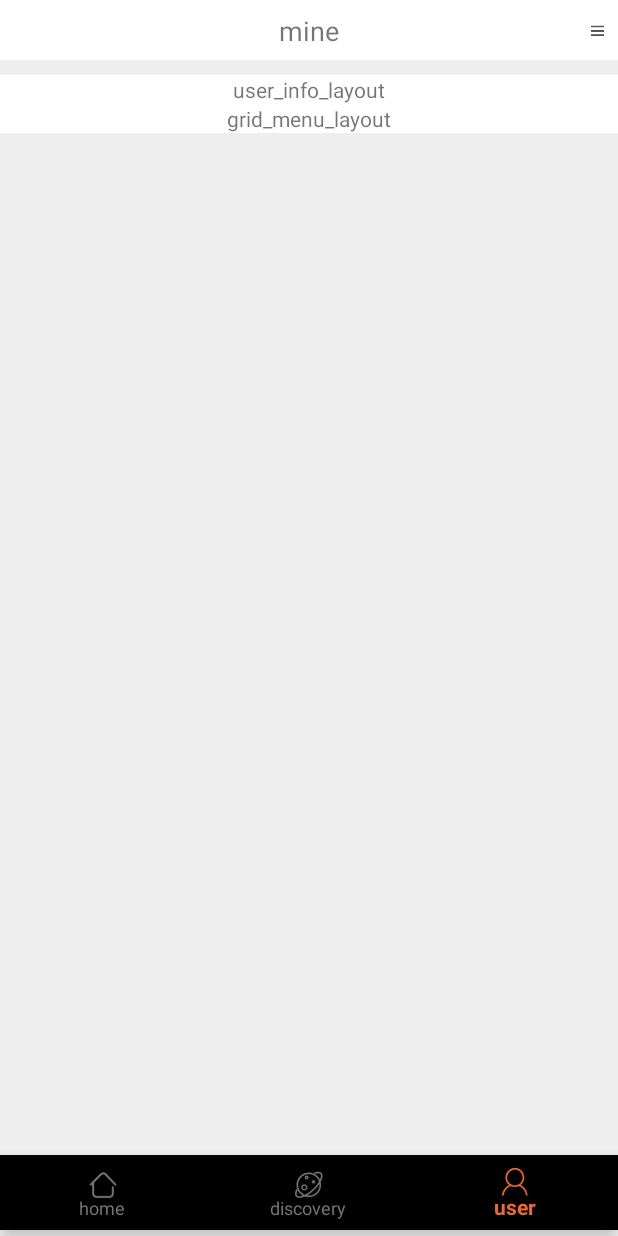
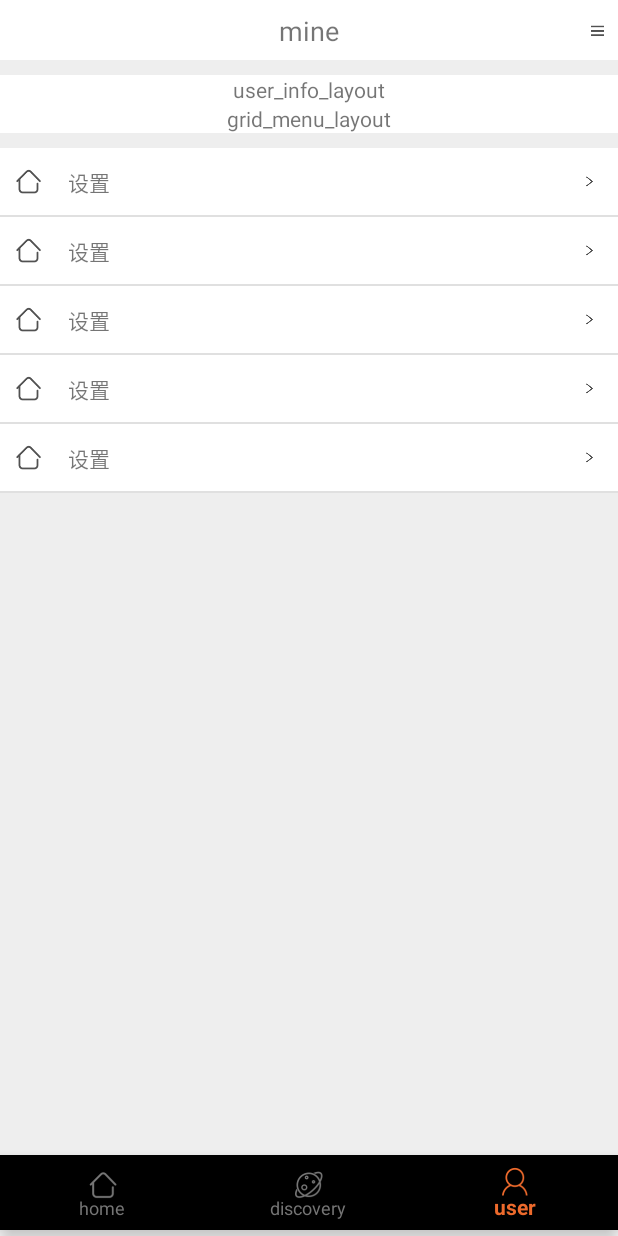
Before and after one commit to jinelei/github.io, an Android app: the screen it shows after launch (MainActivity), item 3 of the bottom bar chosen, on a phone screen of 412 x 824 dp. Run offline under Robolectric (Android 15) with nearby library versions, the phone set to English and light mode, and no system bars; libraries missing offline, so code that uses them is left out: com.amap.api; 1 statement that could not run was skipped.

Commit message:
添加设置

```diff
--- a/app/src/main/java/cn/jinelei/rainbow/fragment/UserFragment.kt
+++ b/app/src/main/java/cn/jinelei/rainbow/fragment/UserFragment.kt
@@ -1,10 +1,14 @@
 package cn.jinelei.rainbow.fragment
 
 import android.content.Intent
+import android.graphics.drawable.Drawable
 import android.os.Bundle
 import android.support.v4.app.Fragment
+import android.support.v4.view.ViewCompat.canScrollVertically
+import android.support.v7.widget.DividerItemDecoration
 import android.support.v7.widget.LinearLayoutManager
 import android.support.v7.widget.RecyclerView
+import android.util.Log
 import android.view.LayoutInflater
 import android.view.View
 import android.view.ViewGroup
@@ -17,9 +21,17 @@
 class UserFragment : Fragment() {
     val TAG = javaClass.simpleName
     var recyclerView: RecyclerView? = null
+    val menus = listOf(
+        ListMenuItem(View.OnClickListener { v -> Log.d(TAG, "asdfasdf") }, "设置", R.mipmap.ic_home),
+        ListMenuItem(View.OnClickListener { v -> Log.d(TAG, "asdfasdf") }, "设置", R.mipmap.ic_home),
+        ListMenuItem(View.OnClickListener { v -> Log.d(TAG, "asdfasdf") }, "设置", R.mipmap.ic_home),
+        ListMenuItem(View.OnClickListener { v -> Log.d(TAG, "asdfasdf") }, "设置", R.mipmap.ic_home),
+        ListMenuItem(View.OnClickListener { v -> Log.d(TAG, "asdfasdf") }, "设置", R.mipmap.ic_home)
+    )
 
     override fun onCreateView(inflater: LayoutInflater, container: ViewGroup?, savedInstanceState: Bundle?): View? {
         val view = inflater.inflate(R.layout.user_fragment, container, false)
+        initView(view)
         val menuBtn = view.findViewById<ImageView>(R.id.menu_setting)
         menuBtn.setOnClickListener { v: View? ->
             if (!isFastClick(v))
@@ -32,8 +44,12 @@
         recyclerView = view.findViewById<RecyclerView>(R.id.menu_recycler_view)
         recyclerView?.setHasFixedSize(true)
         var layoutManager = LinearLayoutManager(activity)
+        recyclerView?.isNestedScrollingEnabled = false
+        recyclerView?.setHasFixedSize(true)
+        var itemDecoration = DividerItemDecoration(activity, DividerItemDecoration.VERTICAL)
+        recyclerView?.addItemDecoration(itemDecoration);
         recyclerView?.layoutManager = layoutManager
-        var listAdapter = ListMenuViewAdapter(myDataset)
+        var listAdapter = ListMenuViewAdapter(menus)
         recyclerView?.adapter = listAdapter
     }
 
@@ -45,10 +61,8 @@
     private object SingletonHolder {
         val holder = UserFragment()
     }
-}
 
-class ListMenuItem(var callback: View.OnClickListener, var title: String, var resId: Int)
-
+    class ListMenuItem(var callback: View.OnClickListener, var title: String, var resourceId: Int)
 
     class ListMenuViewAdapter(var data: List<ListMenuItem>) :
         RecyclerView.Adapter<ListMenuViewAdapter.ListMenuItemViewHolder>() {
@@ -63,7 +77,7 @@
 
         override fun onBindViewHolder(holder: ListMenuItemViewHolder, pos: Int) {
             val menu = data[pos]
-        holder.icon.setImageResource(menu.resId)
+            holder.icon.setImageResource(menu.resourceId)
             holder.title.text = menu.title
             holder.view.setOnClickListener(menu.callback)
         }
@@ -74,3 +88,5 @@
         }
 
     }
+
+}
--- a/app/src/main/res/layout/list_menu_layout.xml
+++ b/app/src/main/res/layout/list_menu_layout.xml
@@ -2,18 +2,19 @@
 <android.support.constraint.ConstraintLayout
         xmlns:android="http://schemas.android.com/apk/res/android"
         xmlns:app="http://schemas.android.com/apk/res-auto" xmlns:tools="http://schemas.android.com/tools"
+        android:paddingVertical="3dp"
         android:layout_width="match_parent"
-        android:layout_height="match_parent">
+        android:layout_height="wrap_content">
 
     <ImageView
             android:id="@+id/list_menu_icon"
             android:layout_width="@dimen/icon_size"
-            android:layout_height="@dimen/default_margin_top"
-            android:layout_marginTop="8dp"
+            android:layout_height="@dimen/icon_size"
             app:layout_constraintTop_toTopOf="parent"
-            android:layout_marginBottom="8dp"
             app:layout_constraintBottom_toBottomOf="parent"
             app:layout_constraintStart_toStartOf="parent"
+            android:layout_marginTop="8dp"
+            android:layout_marginBottom="8dp"
             android:layout_marginStart="8dp"/>
 
     <TextView
@@ -22,7 +23,9 @@
             android:layout_width="wrap_content"
             android:layout_height="wrap_content"
             android:layout_marginBottom="8dp"
-            app:layout_constraintBottom_toBottomOf="parent" android:layout_marginTop="8dp"
+            android:layout_marginTop="8dp"
+            android:layout_marginLeft="15dp"
+            app:layout_constraintBottom_toBottomOf="parent"
             app:layout_constraintTop_toTopOf="parent"/>
 
 
--- a/app/src/main/res/layout/user_fragment.xml
+++ b/app/src/main/res/layout/user_fragment.xml
@@ -97,8 +97,9 @@
             android:layout_height="wrap_content">
 
         <android.support.v7.widget.RecyclerView
+                android:overScrollMode="never"
+                android:id="@+id/menu_recycler_view"
                 android:layout_width="match_parent"
-                android:id="@+id/menu_recycler_view"
                 android:layout_height="match_parent"/>
 
     </android.support.constraint.ConstraintLayout>
```
Also changed, not shown: 4 other files. Lines whose indentation alone changed are shown as unchanged.
